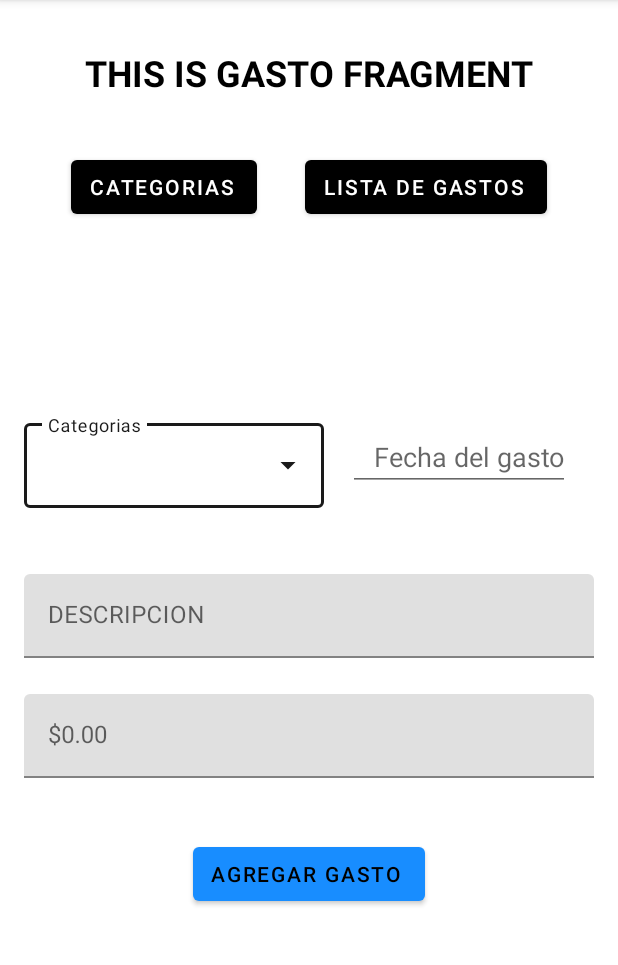
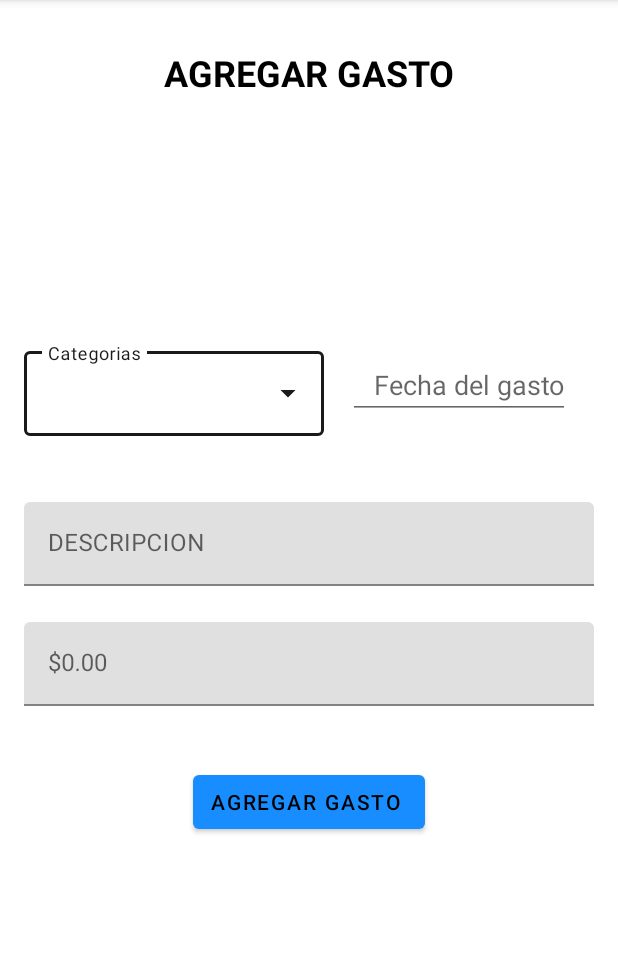
Before and after one commit to AppGastosMoviles/AppGastosv1, an Android app: the fragment AgregarGastoFragment shown on its own in the app's theme, on a phone screen of 412 x 824 dp, the part 84-1049 px from its top. Run offline under Robolectric (Android 15) with nearby library versions, the phone set to English and light mode, and no system bars.

Commit message:
Se conecto los fragmentos de agregar gasto

```diff
--- a/app/src/main/java/com/sebastianb/myapplication/ui/agregargasto/AgregarGastoFragment.kt
+++ b/app/src/main/java/com/sebastianb/myapplication/ui/agregargasto/AgregarGastoFragment.kt
@@ -10,17 +10,17 @@ import android.view.LayoutInflater
 import android.view.View
 import android.view.ViewGroup
 import android.widget.ArrayAdapter
-import android.widget.TextView
 import androidx.annotation.RequiresApi
+import androidx.navigation.fragment.findNavController
 import com.sebastianb.myapplication.R
 import com.sebastianb.myapplication.databinding.FragmentAgregarGastoBinding
 import java.util.*
 
 class AgregarGastoFragment : Fragment() {
 
-    private var _binding: FragmentAgregarGastoBinding? = null
+   private lateinit var agregarGastoBinding:FragmentAgregarGastoBinding
+   private lateinit var agregarGastoViewModel: AgregarGastoViewModel
 
-    private val binding get() = _binding!!
 
     private var fechanacimiento: String = ""
     private var cal = Calendar.getInstance()
@@ -32,14 +32,8 @@ class AgregarGastoFragment : Fragment() {
         savedInstanceState: Bundle?
     ): View {
 
-        val dashboardViewModel = ViewModelProvider(this)[AgregarGastoViewModel::class.java]
-        _binding = FragmentAgregarGastoBinding.inflate(inflater, container, false)
-        val root: View = binding.root
-
-        val textView: TextView = binding.tvTitle
-        dashboardViewModel.text.observe(viewLifecycleOwner) {
-            textView.text = it
-        }
+        agregarGastoViewModel=ViewModelProvider(this)[AgregarGastoViewModel::class.java]
+        agregarGastoBinding = FragmentAgregarGastoBinding.inflate(inflater, container, false)
 
         val dateSetListener = DatePickerDialog.OnDateSetListener { _, year, month, dayOfMonth ->
             cal.set(Calendar.YEAR, year)
@@ -47,10 +41,10 @@ class AgregarGastoFragment : Fragment() {
             cal.set(Calendar.DAY_OF_MONTH, dayOfMonth)
             val formato = SimpleDateFormat("dd/MM/yyyy", Locale.US)
             fechanacimiento = formato.format(cal.time).toString()
-            binding.dateEditText.setText(fechanacimiento)
+            agregarGastoBinding.dateEditText.setText(fechanacimiento)
         }
 
-        binding.dateEditText.setOnClickListener {
+        agregarGastoBinding.dateEditText.setOnClickListener {
 
             DatePickerDialog(
                 requireContext(),
@@ -67,19 +61,18 @@ class AgregarGastoFragment : Fragment() {
         val adapter = ArrayAdapter(requireContext(), R.layout.list_item, categorias)
 
         //Agregamos el adapter al autoCompleteTextView
-        with(binding.atvCategorias) {
+        with(agregarGastoBinding.atvCategorias) {
             setAdapter(adapter)
         }
 
-        return root
+        agregarGastoBinding.btnAgregarGasto.setOnClickListener {
+            findNavController().navigate(AgregarGastoFragmentDirections.actionAgregarGastoFragmentToNavigationHome())
+        }
+        return agregarGastoBinding.root
     }
 
 
 
-    override fun onDestroyView() {
-        super.onDestroyView()
-        _binding = null
 
-    }
 
 }
--- a/app/src/main/java/com/sebastianb/myapplication/ui/categoria/CategoriaFragment.kt
+++ b/app/src/main/java/com/sebastianb/myapplication/ui/categoria/CategoriaFragment.kt
@@ -4,15 +4,12 @@ import android.os.Bundle
 import android.view.LayoutInflater
 import android.view.View
 import android.view.ViewGroup
-import android.widget.TextView
 import androidx.appcompat.app.AppCompatActivity
 import androidx.fragment.app.Fragment
 import androidx.lifecycle.ViewModelProvider
 import androidx.navigation.fragment.findNavController
 import com.sebastianb.myapplication.databinding.FragmentCategoriaBinding
-import com.sebastianb.myapplication.databinding.FragmentSignUpBinding
-import com.sebastianb.myapplication.ui.signup.SignUpFragmentDirections
-import com.sebastianb.myapplication.ui.signup.SignUpViewModel
+
 
 
 class CategoriaFragment : Fragment() {
--- a/app/src/main/res/layout/fragment_agregar_gasto.xml
+++ b/app/src/main/res/layout/fragment_agregar_gasto.xml
@@ -37,41 +37,7 @@
         app:layout_constraintStart_toStartOf="parent"
         app:layout_constraintTop_toBottomOf="@+id/tvTitle"
 
-        >
-
-        <Button
-            android:id="@+id/btnCategorias"
-            style="@style/Widget.MaterialComponents.Button.Icon"
-            android:layout_width="wrap_content"
-
-            android:layout_height="wrap_content"
-            android:text="@string/categorias"
-            android:textColor="@color/white"
-
-
-            app:backgroundTint="@color/black"
-            app:layout_constraintTop_toTopOf="parent"
-            app:layout_constraintEnd_toStartOf="@id/btnListaGastos"
-            app:layout_constraintStart_toStartOf="parent"
-            />
-
-        <Button
-            android:id="@+id/btnListaGastos"
-            style="@style/Widget.MaterialComponents.Button.Icon"
-            android:layout_width="wrap_content"
-
-            android:layout_height="wrap_content"
-            android:text="@string/lista_gastos"
-            android:textColor="@color/white"
-
-
-            app:backgroundTint="@color/black"
-            app:layout_constraintTop_toTopOf="parent"
-            app:layout_constraintEnd_toEndOf="parent"
-            app:layout_constraintStart_toEndOf="@id/btnCategorias"
-            />
-
-    </androidx.constraintlayout.widget.ConstraintLayout>
+        />
 
     <androidx.constraintlayout.widget.ConstraintLayout
         android:id="@+id/clData"
```
Also changed, not shown: app/src/main/java/com/sebastianb/myapplication/ui/home/HomeFragment.kt (+9 -19 lines), app/src/main/res/navigation/mobile_navigation.xml (+14 -1 lines), app/src/main/res/values/strings.xml (+8 -0 lines).
